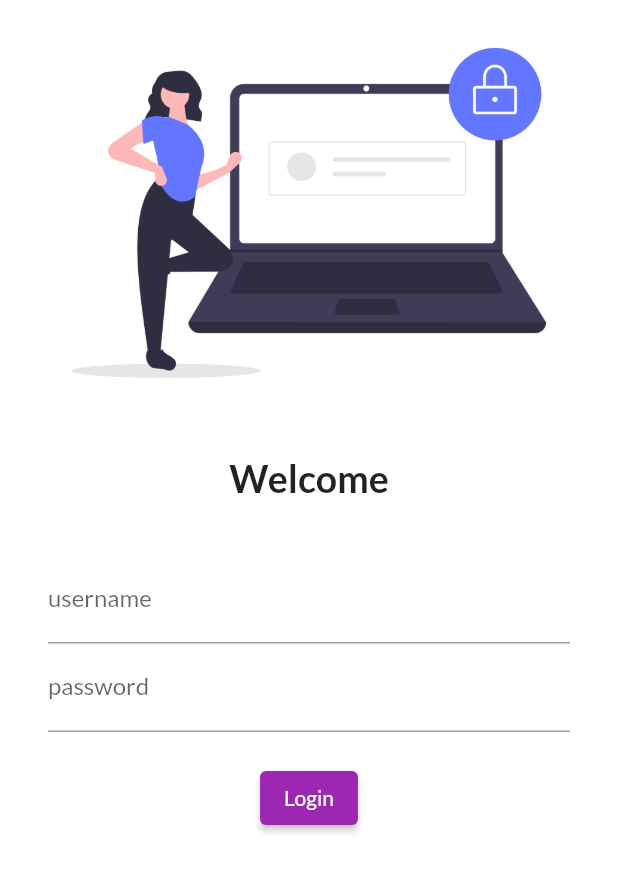
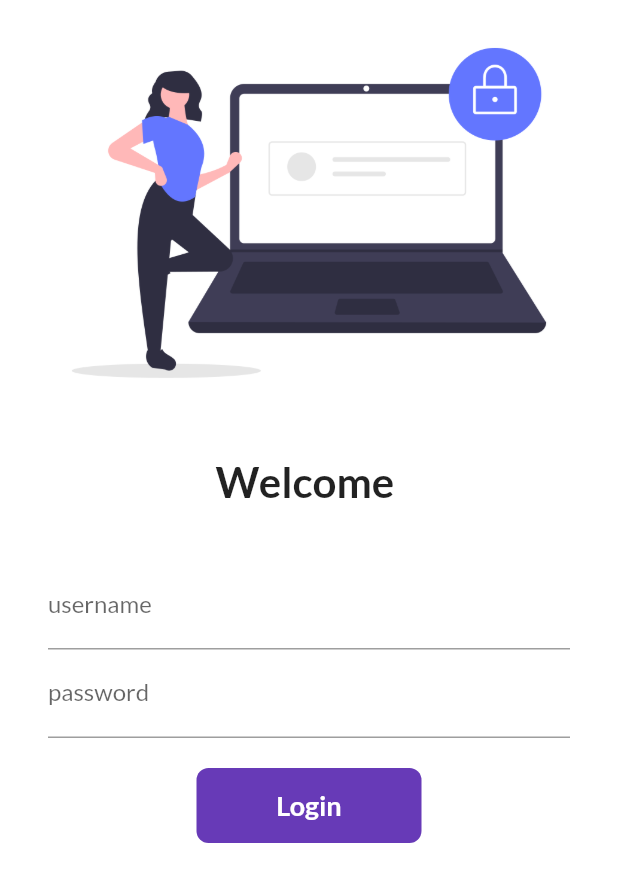
Before and after one commit to AshaJakhar/flutter_in, a Flutter app: the screen it shows after launch, on a phone screen of 412 x 824 dp. Shown: the top 882 px of the screen. Run offline on Flutter 3.47's test engine with Material 2 defaults, Android fonts, the phone set to English and light mode, and no system bars; our stand-ins replace google_fonts.

Commit message:
day6 completed

```diff
--- a/lib/main.dart
+++ b/lib/main.dart
@@ -1,5 +1,6 @@
 import 'package:flutter/material.dart';
 import 'package:flutter_catalog/pages/login_page.dart';
+import 'package:flutter_catalog/util/routes.dart';
 import 'package:google_fonts/google_fonts.dart';
 import 'pages/home_page.dart';
 
@@ -11,20 +12,19 @@ class MyApp extends StatelessWidget {
   @override
   Widget build(BuildContext context) {
     return MaterialApp(
-
       themeMode: ThemeMode.light,
       theme: ThemeData(
           primarySwatch: Colors.purple,
-           fontFamily: GoogleFonts.lato().fontFamily
-            ),
+          fontFamily: GoogleFonts.lato().fontFamily),
+      //debugShowCheckedModeBanner: false,
       darkTheme: ThemeData(
         brightness: Brightness.dark,
       ),
 
       routes: {
         "/": (context) => Loginpage(),
-          "/login": (context) => Loginpage(),
-          "/home": (context) => Homepage()
+        MyRoutes.loginRoute: (context) => Loginpage(),
+        MyRoutes.homeRoute: (context) => Homepage()
       },
     );
   }
--- a/lib/pages/home_page.dart
+++ b/lib/pages/home_page.dart
@@ -15,7 +15,7 @@ class  Homepage extends StatelessWidget {
             child: Text("welcome to my first flutter app demo $days"),
           ),
         ),
-        drawer: Drawer(),
+       drawer: Drawer(),
     );
   }
 }
--- a/lib/pages/login_page.dart
+++ b/lib/pages/login_page.dart
@@ -1,10 +1,19 @@
 import 'package:flutter/material.dart';
+import 'package:flutter_catalog/util/routes.dart';
 
-class Loginpage extends StatelessWidget {
+class Loginpage extends StatefulWidget {
+  @override
+  _LoginpageState createState() => _LoginpageState();
+}
+
+class _LoginpageState extends State<Loginpage> {
+  String name = "";
+  bool changeButton = false;
   @override
   Widget build(BuildContext context) {
     return Material(
         color: Colors.white,
+        child: SingleChildScrollView(
           child: Column(
             children: [
               Image.asset(
@@ -15,9 +24,9 @@ class Loginpage extends StatelessWidget {
                 height: 20.0,
               ),
               Text(
-              "Welcome",
+                "Welcome $name",
                 style: TextStyle(
-                fontSize: 25,
+                  fontSize: 28,
                   fontWeight: FontWeight.bold,
                 ),
               ),
@@ -25,8 +34,8 @@ class Loginpage extends StatelessWidget {
                 height: 20.0,
               ),
               Padding(
-              padding:
-                  const EdgeInsets.symmetric(vertical: 16.0, horizontal: 32.0),
+                padding: const EdgeInsets.symmetric(
+                    vertical: 16.0, horizontal: 32.0),
                 child: Column(
                   children: [
                     TextFormField(
@@ -34,6 +43,10 @@ class Loginpage extends StatelessWidget {
                         hintText: "enter user name",
                         labelText: "username",
                       ),
+                      onChanged: (value) {
+                        name = value;
+                        setState(() {});
+                      },
                     ),
                     TextFormField(
                       obscureText: true,
@@ -45,17 +58,49 @@ class Loginpage extends StatelessWidget {
                     SizedBox(
                       height: 20.0,
                     ),
-                  ElevatedButton(
-                    child: Text("Login"),
-                    style: TextButton.styleFrom(),
-                    onPressed: () {
-                      print("hello flutter");
+                    InkWell(
+                      onTap: () async {
+                        setState(() {
+                          changeButton = true;
+                        });
+                        await Future.delayed(Duration(seconds: 1));
+                        Navigator.pushNamed(context, MyRoutes.homeRoute);
                       },
+                      child: AnimatedContainer(
+                        duration: Duration(seconds: 1),
+                        width: changeButton ? 50 : 150,
+                        height: 50,
+                        alignment: Alignment.center,
+                        child: changeButton
+                            ? Icon(
+                                Icons.done,
+                                color: Colors.white,
                               )
+                            : Text(
+                                "Login",
+                                style: TextStyle(
+                                    color: Colors.white,
+                                    fontWeight: FontWeight.bold,
+                                    fontSize: 18),
+                              ),
+                        decoration: BoxDecoration(
+                            color: Colors.deepPurple,
+                            borderRadius:
+                                BorderRadius.circular(changeButton ? 50 : 8)),
+                      ),
+                    )
+                    //ElevatedButton(
+                    //  child: Text("Login"),
+                    //  style: TextButton.styleFrom(minimumSize: Size(150, 40)),
+                    // onPressed: () { //navigator is used for go to next route which is defined after clicking button
+                    //   Navigator.pushNamed(context, MyRoutes.homeRoute);
+                    //  },
+                    // )
                   ],
                 ),
               )
             ],
+          ),
         ));
   }
 }
--- /dev/null
+++ b/lib/util/routes.dart
@@ -0,0 +1,4 @@
+class MyRoutes{
+    static String loginRoute = "/login";
+      static String homeRoute = "/home";
+}
```
Lines whose indentation alone changed are shown as unchanged.
